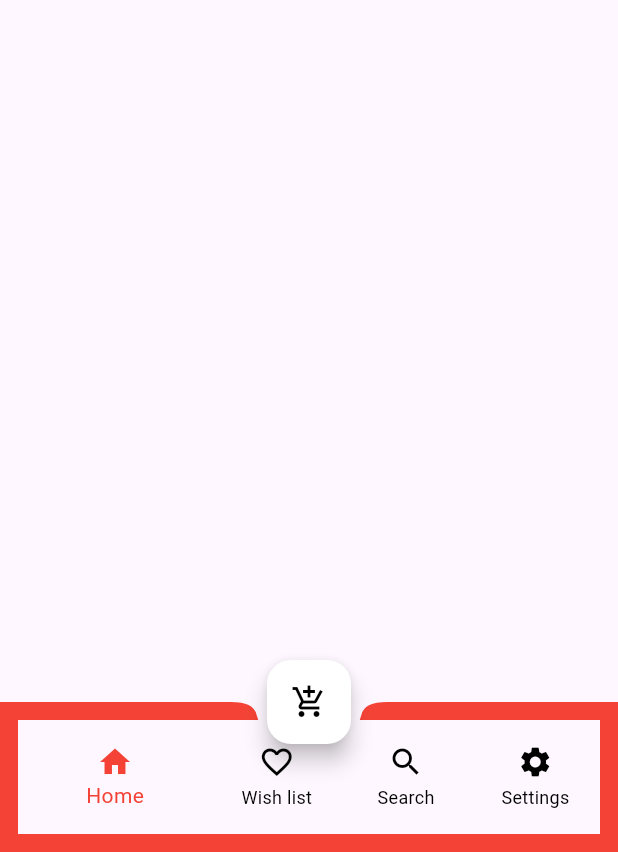
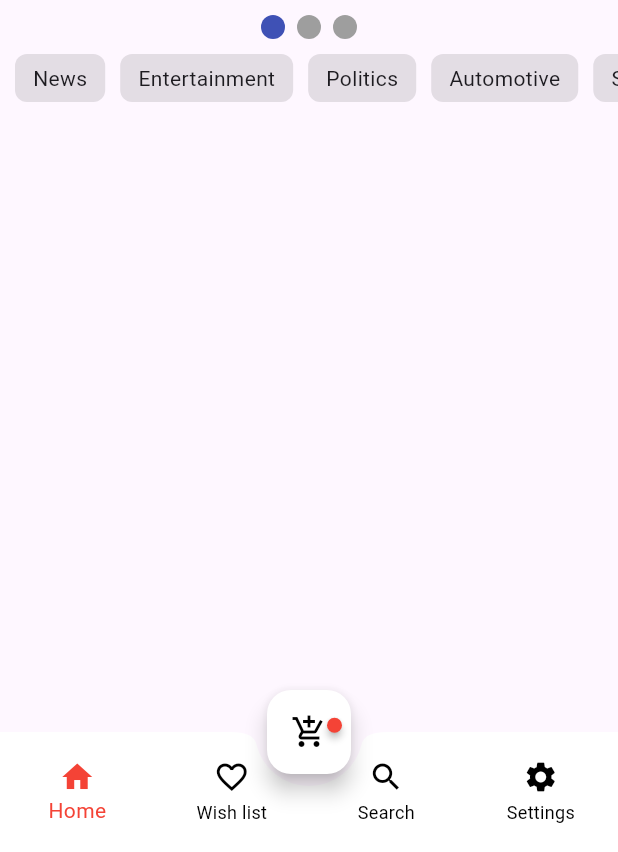
Before and after one commit to RehamHatem/packages_practice, a Flutter app: the screen it shows after launch, on a phone screen of 412 x 824 dp, the part 384-1236 px from its top. Run offline on Flutter 3.47's test engine with Material 3 defaults, Android fonts, the phone set to English and light mode, and no system bars; drawn by our look-alikes of badges, carousel_slider, chips_choice, smooth_page_indicator; missing offline and left inert: flutter_tabbar_page.

Commit message:
TabBar_pachage

```diff
--- a/lib/home tap.dart
+++ b/lib/home tap.dart
@@ -1,64 +1,81 @@
 import 'package:carousel_slider/carousel_slider.dart';
 import 'package:flutter/material.dart';
+import 'package:flutter_tabbar_page/flutter_tabbar_page.dart';
 import 'package:smooth_page_indicator/smooth_page_indicator.dart';
+import 'package:chips_choice/chips_choice.dart';
 
 
-class Tap extends StatelessWidget {
+class Tap extends StatefulWidget {
   Tap({super.key});
 
-  PageController controller=PageController();
+  @override
+  State<Tap> createState() => _TapState();
+}
 
-  int pagno=0;
+class _TapState extends State<Tap> {
+  PageController controller = PageController();
+
+
+  List<String> tags = [];
+  List<String> options = [
+    'News', 'Entertainment', 'Politics',
+    'Automotive', 'Sports', 'Education',
+    'Fashion', 'Travel', 'Food', 'Tech',
+    'Science',
+  ];
 
   @override
   Widget build(BuildContext context) {
-    List<String>images=["assets/images/img.png","assets/images/c.png","assets/images/splash.png"];
+    List<String> images = [
+      "assets/images/img.png",
+      "assets/images/c.png",
+      "assets/images/splash.png"
+    ];
     return Column(
       children: [
         CarouselSlider(
-          options: CarouselOptions(height: 200.0,enlargeCenterPage: true),
+          options: CarouselOptions(height: 200.0, enlargeCenterPage: true),
           items: images.map((i) {
-            return PageView(
-             controller: controller,
-
-              children: [
-              Container(
+            return Container(
               width: MediaQuery.of(context).size.width,
               margin: EdgeInsets.symmetric(horizontal: 5.0),
               decoration: BoxDecoration(
-                  color: Colors.pink,borderRadius: BorderRadius.circular(25)
-
-              ),
-
-
-              child: ClipRRect(borderRadius: BorderRadius.circular(25),child: Image.asset(i,fit: BoxFit.fill)),
-            ),
-                SizedBox(height: 10,),
-
-                SmoothPageIndicator(
-                  controller: controller,  // PageController
-                  count:  images.length,
-
-                  effect:  WormEffect(),  // your preferred effect
-                  onDotClicked: (index){
-
-
-
-                  },
-
-                )
-
-              ],
-
-
+                  color: Colors.pink, borderRadius: BorderRadius.circular(25)),
+              child: ClipRRect(
+                  borderRadius: BorderRadius.circular(25),
+                  child: Image.asset(i, fit: BoxFit.fill)),
             );
           }).toList(),
         ),
+        SizedBox(
+          height: 10,
+        ),
+        SmoothPageIndicator(
+          controller: controller, // PageController
+          count: images.length,
+
+          effect: WormEffect(), // your preferred effect
+          onDotClicked: (index) {},
+        ),
 
 
+    ChipsChoice<String>.multiple(
+      leading: Icon(Icons.add_circle_outline),
+    choiceCheckmark: true,
+    padding: EdgeInsets.all(10),
+
+    value: tags,
+    onChanged: (val) => setState(() => tags = val),
+    choiceItems: C2Choice.listFrom<String, String>(
+    source: options,
+    value: (i, v) => v,
+    label: (i, v) => v,
+    ),
+
+    ),
 
 
-      ],
+  ]
     );
   }
 }
--- a/lib/home.dart
+++ b/lib/home.dart
@@ -1,6 +1,8 @@
 import 'package:flutter/material.dart';
+import 'package:practice/tab_bar.dart';
 
 import 'home tap.dart';
+import 'package:badges/badges.dart' as badges;
 
 class Home extends StatefulWidget {
   static const String routName = "home";
@@ -37,12 +39,19 @@ class _HomeState extends State<Home> {
 
        ],
 
+
       ),
       body:tap[0] ,
       floatingActionButton: FloatingActionButton(
-        onPressed: (){},
+        onPressed: (){
+          Navigator.pushNamed(context, TabBbar.routName);
+        },
         backgroundColor: Colors.white,
-        child: Icon(Icons.add_shopping_cart_outlined,color: Colors.black),
+        child: badges.Badge(
+          badgeContent: Text(''),
+
+          child: Icon(Icons.add_shopping_cart_outlined,color: Colors.black),
+        ),
       ),
       floatingActionButtonLocation: FloatingActionButtonLocation.centerDocked,
 
@@ -67,14 +76,14 @@ class _HomeState extends State<Home> {
 
 
       bottomNavigationBar: BottomAppBar(
-        color: Colors.red,
+        color: Colors.white,
           shape: CircularNotchedRectangle(),
           notchMargin: 8,
-        height: 100,
-        padding: EdgeInsets.all(12),
+        padding: EdgeInsets.all(0),
 
         child: BottomNavigationBar(
          backgroundColor: Colors.transparent,
+          type: BottomNavigationBarType.fixed,
           elevation: 0,
           showSelectedLabels: true,
           showUnselectedLabels: true,
--- a/lib/main.dart
+++ b/lib/main.dart
@@ -1,5 +1,6 @@
 import 'package:flutter/material.dart';
 import 'package:practice/splash.dart';
+import 'package:practice/tab_bar.dart';
 
 import 'home.dart';
 
@@ -18,6 +19,7 @@ class MyApp extends StatelessWidget {
       routes: {
         Splash.routName:(context) => Splash(),
         Home.routName:(context) => Home(),
+        TabBbar.routName:(context) => TabBbar(),
       },
 
     );
--- a/pubspec.yaml
+++ b/pubspec.yaml
@@ -37,6 +37,9 @@ dependencies:
   cupertino_icons: ^1.0.2
   carousel_slider: ^4.2.1
   smooth_page_indicator: ^1.1.0
+  badges: ^3.1.2
+  chips_choice: ^3.0.1
+  flutter_tabbar_page: ^0.0.3
 
 dev_dependencies:
   flutter_test:
```
Also changed, not shown: lib/tab_bar.dart (added, +73 -0 lines), pubspec.lock.
